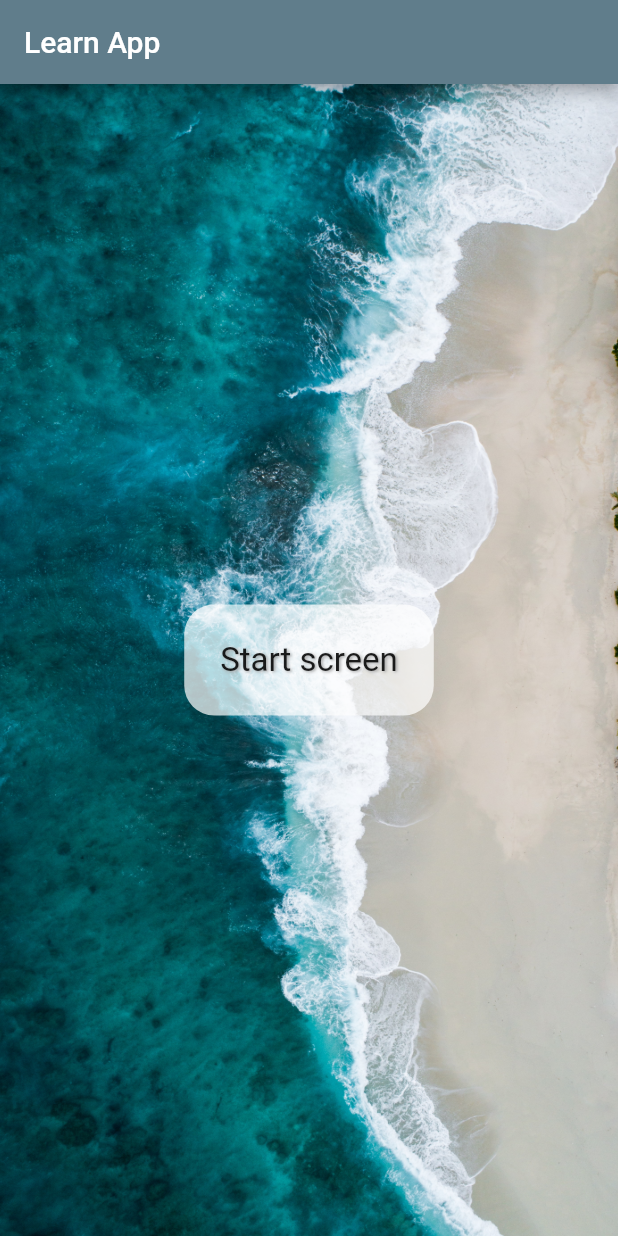
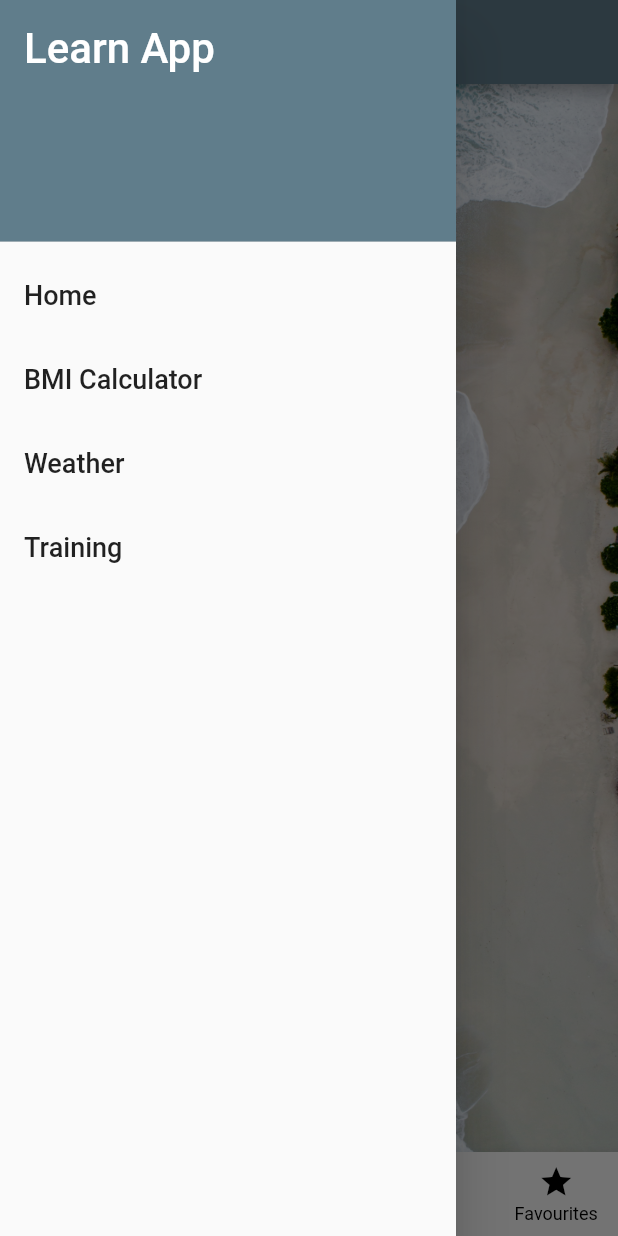
Before and after one commit to dmusial98/LearnApp, a Flutter app: the screen it shows after launch, with the side drawer open (before the commit the screen has no drawer), on a phone screen of 412 x 824 dp. Run offline on Flutter 3.47's test engine with Material 2 defaults, Android fonts, the phone set to English and light mode, and no system bars.

```diff
--- a/lib/main.dart
+++ b/lib/main.dart
@@ -1,5 +1,10 @@
 import 'package:flutter/material.dart';
-import 'package:my_app/screens/intro_screen.dart';
+import 'package:my_app/screens/add_screen.dart';
+import 'package:my_app/screens/explore_screen.dart';
+import 'package:my_app/screens/search_screen.dart';
+import 'package:my_app/screens/own_screen.dart';
+
+import 'screens/favourite_screen.dart';
 
 void main()
 {
@@ -14,7 +19,13 @@ class LearnApp extends StatelessWidget {
   Widget build(BuildContext context) {
     return MaterialApp(
       theme: ThemeData(primarySwatch: Colors.blueGrey),
-      home: const IntroScreen()
+      routes: {
+        '/': (context) => const OwnScreen(),
+        '/search': (context) => const SearchScreen(),
+        '/explore': (context) => const ExploreScreen(),
+        '/add': (context) => const AddScreen(),
+        '/favourites': (context) => const FavouriteScreen(),
+      }
     );
   }
 }
--- a/lib/screens/intro_screen.dart
+++ b/lib/screens/own_screen.dart
@@ -1,12 +1,18 @@
+// ignore_for_file: prefer_const_literals_to_create_immutables, prefer_const_constructors
+
 import 'package:flutter/material.dart';
+import '../shared/menu_drawer.dart';
+import '../shared/menu_bottom.dart';
 
-class IntroScreen extends StatelessWidget {
-  const IntroScreen({super.key});
+class OwnScreen extends StatelessWidget {
+  const OwnScreen({super.key});
 
   @override
   Widget build(BuildContext context) {
     return Scaffold(
         appBar: AppBar(title: const Text('Learn App')),
+        drawer: const MenuDrawer(),
+        bottomNavigationBar: MenuBottom(),
         body: Container(
           decoration: const BoxDecoration(
             image: DecorationImage(
--- /dev/null
+++ b/lib/shared/menu_bottom.dart
@@ -0,0 +1,59 @@
+import 'package:flutter/material.dart';
+
+class MenuBottom extends StatelessWidget {
+  const MenuBottom({
+    Key? key,
+  }) : super(key: key);
+
+  @override
+  Widget build(BuildContext context) {
+    return BottomNavigationBar(
+      onTap: (int index) {
+        switch (index) {
+          case 0:
+            Navigator.pushNamed(context, '/');
+            break;
+          case 1:
+            Navigator.pushNamed(context, '/search');
+            break;
+          case 2:
+            Navigator.pushNamed(context, '/explore');
+            break;
+          case 3:
+            Navigator.pushNamed(context, '/add');
+            break;
+          case 4:
+            Navigator.pushNamed(context, '/favourites');
+            break;
+          default:
+        }
+      },
+      type: BottomNavigationBarType.fixed,
+      //backgroundColor: const Color(0x00000000),
+      fixedColor: Colors.black,
+      unselectedItemColor: Colors.black,
+      // ignore: prefer_const_literals_to_create_immutables
+      items: [
+        const BottomNavigationBarItem(
+          icon: Icon(Icons.home),
+          label: 'Own'
+        ),
+        const BottomNavigationBarItem( // alt+shift=strzalka_w_dol duplikuje zaznaczenie i wstawia na dol
+          icon: Icon(Icons.search),
+          label: 'Search'
+        ),
+        const BottomNavigationBarItem( // alt+shift=strzalka_w_dol duplikuje zaznaczenie i wstawia na dol
+          icon: Icon(Icons.language),
+          label: 'Explore'
+        ),
+        const BottomNavigationBarItem( // alt+shift=strzalka_w_dol duplikuje zaznaczenie i wstawia na dol
+          icon: Icon(Icons.add),
+          label: 'Add'
+        ),
+        const BottomNavigationBarItem( // alt+shift=strzalka_w_dol duplikuje zaznaczenie i wstawia na dol
+          icon: Icon(Icons.star),
+          label: 'Favourites'
+        )
+    ]);
+  }
+}
--- /dev/null
+++ b/lib/shared/menu_drawer.dart
@@ -0,0 +1,58 @@
+// ignore_for_file: unused_local_variable
+
+import 'package:flutter/material.dart';
+import '../screens/search_screen.dart';
+import '../screens/own_screen.dart';
+
+class MenuDrawer extends StatelessWidget {
+  const MenuDrawer({super.key});
+
+  @override
+  Widget build(BuildContext context) {
+    return Drawer(
+      child: ListView(
+        children: buildMenuItems(context),
+      )
+    );
+  }
+
+  List<Widget> buildMenuItems(BuildContext context)
+  {
+    final List<String> menuTitles = [
+      'Home',
+      'BMI Calculator',
+      'Weather',
+      'Training'
+    ];
+
+    List<Widget> menuItems = [];
+
+    menuItems.add(const DrawerHeader(
+      decoration: BoxDecoration(color: Colors.blueGrey),
+      child: Text('Learn App',
+      style: TextStyle(color: Colors.white, fontSize: 28))
+    ));
+
+    for (var element in menuTitles) {
+      Widget screen = Container();
+      menuItems.add(ListTile(
+        title: Text(element, style: const TextStyle(fontSize: 18)),
+        onTap: () {
+          switch(element) {
+            case 'Home':
+              screen = const OwnScreen();
+              break;
+            case 'BMI Calculator':
+              screen = const SearchScreen();
+              break;
+          }
+          Navigator.of(context).pop();
+          Navigator.of(context).push(
+            MaterialPageRoute(builder: (context) => screen));
+         }),
+      );
+    }
+
+    return menuItems;
+  }
+}
```
Also changed, not shown: lib/screens/add_screen.dart (added, +20 -0 lines), lib/screens/explore_screen.dart (added, +20 -0 lines), lib/screens/favourite_screen.dart (added, +20 -0 lines), lib/screens/search_screen.dart (added, +20 -0 lines).
